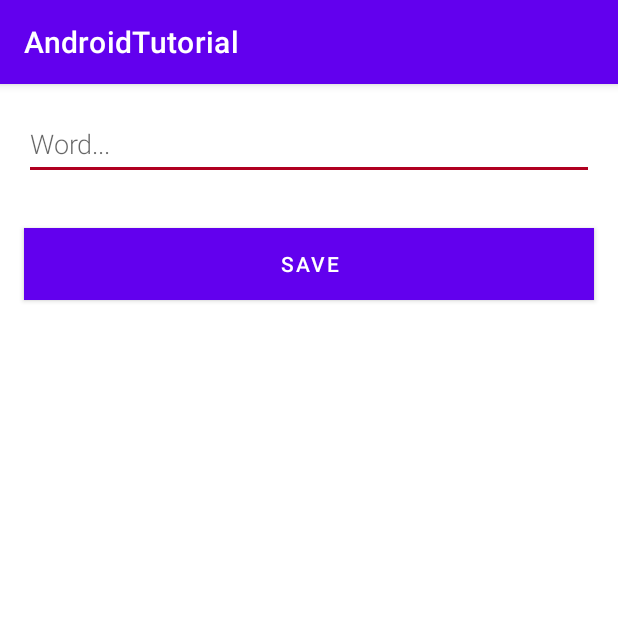
After one commit to mpetrencak/MTFullApp, an Android app: the NewWordActivity screen opened directly, with no data from a screen before it, on a phone screen of 412 x 824 dp, the top half of it. The commit adds this screen. Run offline under Robolectric (Android 15) with nearby library versions, the phone set to English and light mode, and no system bars.

Commit message:
Add NewWordActivity commit

```diff
--- a/app/src/main/AndroidManifest.xml
+++ b/app/src/main/AndroidManifest.xml
@@ -10,6 +10,7 @@
         android:roundIcon="@mipmap/ic_launcher_round"
         android:supportsRtl="true"
         android:theme="@style/AppTheme">
+        <activity android:name=".NewWordActivity"></activity>
         <activity android:name=".MainActivity">
             <intent-filter>
                 <action android:name="android.intent.action.MAIN" />
--- /dev/null
+++ b/app/src/main/java/com/example/androidtutorial/NewWordActivity.kt
@@ -0,0 +1,37 @@
+package com.example.androidtutorial
+
+import android.app.Activity
+import android.content.Intent
+import androidx.appcompat.app.AppCompatActivity
+import android.os.Bundle
+import android.text.TextUtils
+import android.widget.Button
+import android.widget.EditText
+
+class NewWordActivity : AppCompatActivity() {
+
+    private lateinit var editWordView: EditText
+
+    public override fun onCreate(savedInstanceState: Bundle?) {
+        super.onCreate(savedInstanceState)
+        setContentView(R.layout.activity_new_word)
+        editWordView = findViewById(R.id.edit_word)
+
+        val button = findViewById<Button>(R.id.button_save)
+        button.setOnClickListener {
+            val replyIntent = Intent()
+            if (TextUtils.isEmpty(editWordView.text)) {
+                setResult(Activity.RESULT_CANCELED, replyIntent)
+            } else {
+                val word = editWordView.text.toString()
+                replyIntent.putExtra(EXTRA_REPLY, word)
+                setResult(Activity.RESULT_OK, replyIntent)
+            }
+            finish()
+        }
+    }
+
+    companion object {
+        const val EXTRA_REPLY = "com.example.android.wordlistsql.REPLY"
+    }
+}
--- /dev/null
+++ b/app/src/main/res/layout/activity_new_word.xml
@@ -0,0 +1,27 @@
+<?xml version="1.0" encoding="utf-8"?>
+<LinearLayout xmlns:android="http://schemas.android.com/apk/res/android"
+    android:orientation="vertical"
+    android:layout_width="match_parent"
+    android:layout_height="match_parent">
+
+    <EditText
+        android:id="@+id/edit_word"
+        android:layout_width="match_parent"
+        android:layout_height="wrap_content"
+        android:minHeight="@dimen/min_height"
+        android:fontFamily="sans-serif-light"
+        android:hint="@string/hint_word"
+        android:inputType="textAutoComplete"
+        android:layout_margin="@dimen/big_padding"
+        android:textSize="18sp" />
+
+    <Button
+        android:id="@+id/button_save"
+        android:layout_width="match_parent"
+        android:layout_height="wrap_content"
+        android:background="@color/colorPrimary"
+        android:text="@string/button_save"
+        android:layout_margin="@dimen/big_padding"
+        android:textColor="@color/buttonLabel" />
+
+</LinearLayout>
--- a/app/src/main/res/values/colors.xml
+++ b/app/src/main/res/values/colors.xml
@@ -9,4 +9,8 @@
     <color name="teal_700">#FF018786</color>
     <color name="black">#FF000000</color>
     <color name="white">#FFFFFFFF</color>
+    <color name="buttonLabel">#FFFFFF</color>
+    <color name="colorPrimary">@color/design_default_color_primary</color>
+    <color name="colorPrimaryDark">@color/design_default_color_primary_dark</color>
+    <color name="colorAccent">@color/design_default_color_error</color>
 </resources>
--- a/app/src/main/res/values/dimens.xml
+++ b/app/src/main/res/values/dimens.xml
@@ -1,6 +1,7 @@
 <?xml version="1.0" encoding="utf-8"?>
 <resources>
     <dimen name="big_padding">16dp</dimen>
+    <dimen name="min_height">48dp</dimen>
 
 
 </resources>
--- a/app/src/main/res/values/strings.xml
+++ b/app/src/main/res/values/strings.xml
@@ -1,4 +1,7 @@
 <resources>
     <string name="app_name">AndroidTutorial</string>
     <string name="add_word">add_word</string>
+    <string name="hint_word">Word...</string>
+    <string name="button_save">Save</string>
+    <string name="empty_not_saved">Word not saved because it is empty.</string>
 </resources>
--- a/app/src/main/res/values/styles.xml
+++ b/app/src/main/res/values/styles.xml
@@ -3,11 +3,12 @@
 
     <!-- Base application theme. -->
 
+    <!-- Base application theme. -->
     <style name="AppTheme" parent="Theme.MaterialComponents.Light.DarkActionBar">
-
-        <item name="colorPrimary">@color/design_default_color_primary</item>
-        <item name="colorPrimaryDark">@color/design_default_color_primary_dark</item>
-        <item name="colorAccent">@color/design_default_color_surface</item>
+        <!-- Customize your theme here. -->
+        <item name="colorPrimary">@color/colorPrimary</item>
+        <item name="colorPrimaryDark">@color/colorPrimaryDark</item>
+        <item name="colorAccent">@color/colorAccent</item>
     </style>
 
     <!-- The default font for RecyclerView items is too small.
@@ -18,4 +19,5 @@
         <item name="android:background">@android:color/holo_orange_light</item>
         <item name="android:textAppearance">@android:style/TextAppearance.Large</item>
     </style>
+
 </resources>
```
